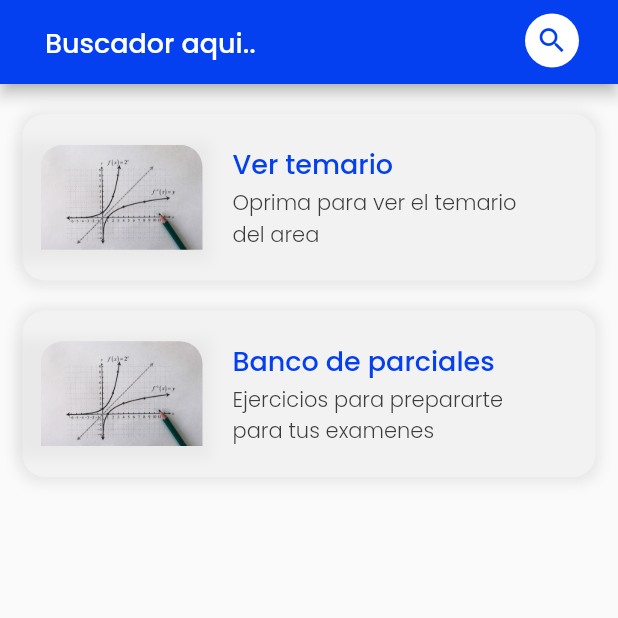
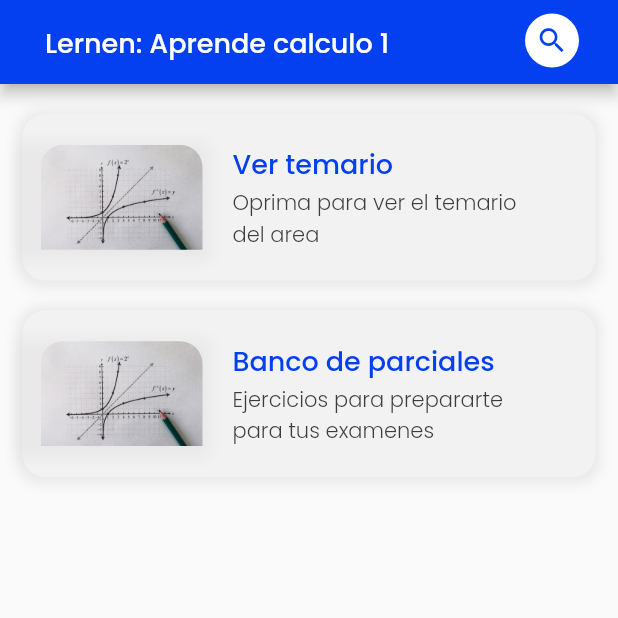
Before and after one commit to pokenomondy/lerner_plantilla, a Flutter app: the Dashboard screen opened by its route, on a phone screen of 412 x 824 dp, the top half of it. Run offline on Flutter 3.47's test engine with Material 2 defaults, Android fonts, the phone set to English and light mode, and no system bars; our stand-ins replace cloud_firestore, firebase_core, google_mobile_ads, shared_preferences; missing offline and left inert: flutter_math_fork, flutter_quill, flutter_quill_extensions; accounts and stored records are empty.

```diff
--- a/lib/Utils/search.dart
+++ b/lib/Utils/search.dart
@@ -28,7 +28,7 @@ class SearchBuildState extends State<SearchBuild> {
           children: [
             Padding(
               padding: const EdgeInsets.only(left: 30, bottom: 15, top: 15),
-              child: Text("Buscador aqui..",
+              child: Text("Lernen: Aprende ${Config.temaApp.toLowerCase()}",
                   style: Config().aplicarEstilo(Colors.white, 18, true)
               ),
             ),
```
Also changed, not shown: lib/Delegates/subtemas_delegate.dart (+11 -3 lines).
